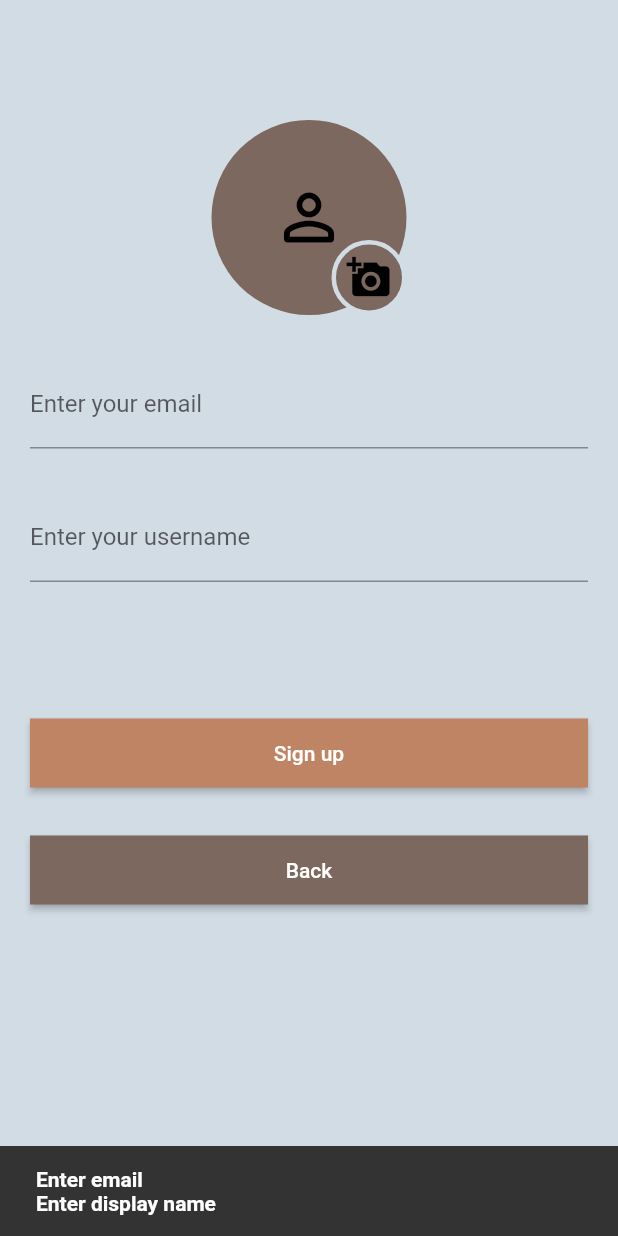
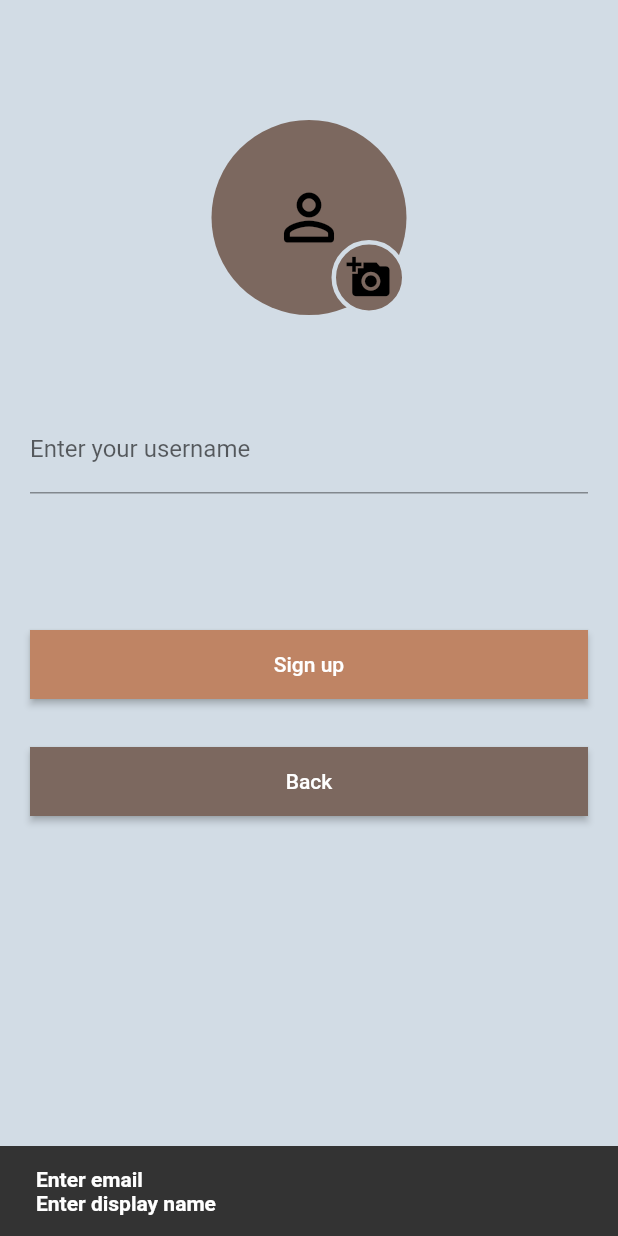
Before and after one commit to zahradjan/chat-application, a Flutter app: the screen it shows after launch, after a tap on "Sign up", on a phone screen of 412 x 824 dp. Run offline on Flutter 3.47's test engine with Material 2 defaults, Android fonts, the phone set to English and light mode, and no system bars; our stand-ins replace bloc, equatable, file_picker, flutter_bloc, geolocator, google_fonts and 4 more; missing offline and left inert: app_settings, encrypt, file_icon, flutter_loggy, ipfs_client_flutter, map_launcher; accounts and stored records are empty.

Commit message:
ipfs dependencies added, email in sign up gone

```diff
--- a/lib/main.dart
+++ b/lib/main.dart
@@ -1,10 +1,14 @@
+// import 'dart:convert';
+
 import 'package:Decentio/configuration.dart';
 import 'package:Decentio/state_management/profile/profile_image_cubit.dart';
 import 'package:Decentio/theme.dart';
+// import 'package:dart_ipfs_client/dart_ipfs_client.dart';
 import 'package:flutter/material.dart';
 import 'package:flutter/services.dart';
 import 'package:flutter_bloc/flutter_bloc.dart';
 import 'package:flutter_loggy/flutter_loggy.dart';
+import 'package:ipfs_client_flutter/ipfs_client_flutter.dart';
 import 'package:loggy/loggy.dart';
 
 void main() async {
@@ -16,6 +20,14 @@ void main() async {
     DeviceOrientation.portraitUp,
     DeviceOrientation.portraitDown,
   ]);
+  var ipfs = IpfsClient();
+
+  // var ipfs = Ipfs(url: 'http://127.0.0.1:5001');
+  // var addRes = await ipfs.add(utf8.encode('Hello World!'));
+  // logDebug(addRes.body.toJson());
+
+  // var catRes = await ipfs.cat(addRes.body.hash);
+  // logDebug(catRes.body.toJson());
   await ConfigurationBase.configure();
   final firstPage = ConfigurationBase.start();
   runApp(Decentio(firstPage));
--- a/lib/screens/sign_up_screen.dart
+++ b/lib/screens/sign_up_screen.dart
@@ -35,16 +35,6 @@ class _SignUpScreenState extends State<SignUpScreen> {
                   SizedBox(height: DefaultPadding * 4),
                   ProfileImageWidget(),
                   SizedBox(height: DefaultPadding * 1.5),
-                  TextFormField(
-                    decoration: const InputDecoration(
-                      border: UnderlineInputBorder(),
-                      labelText: 'Enter your email',
-                      labelStyle: TextStyle(),
-                    ),
-                    onChanged: (value) {
-                      _email = value;
-                    },
-                  ),
                   SizedBox(height: DefaultPadding * 1.5),
                   TextFormField(
                     decoration: const InputDecoration(
--- a/pubspec.yaml
+++ b/pubspec.yaml
@@ -46,6 +46,7 @@ dependencies:
   flutter_bloc: ^8.0.1
   equatable: ^2.0.3
   shared_preferences: ^2.0.6
+  ipfs_client_flutter: ^1.0.7
 
 
 flutter_icons:
```
Also changed, not shown: pubspec.lock.
